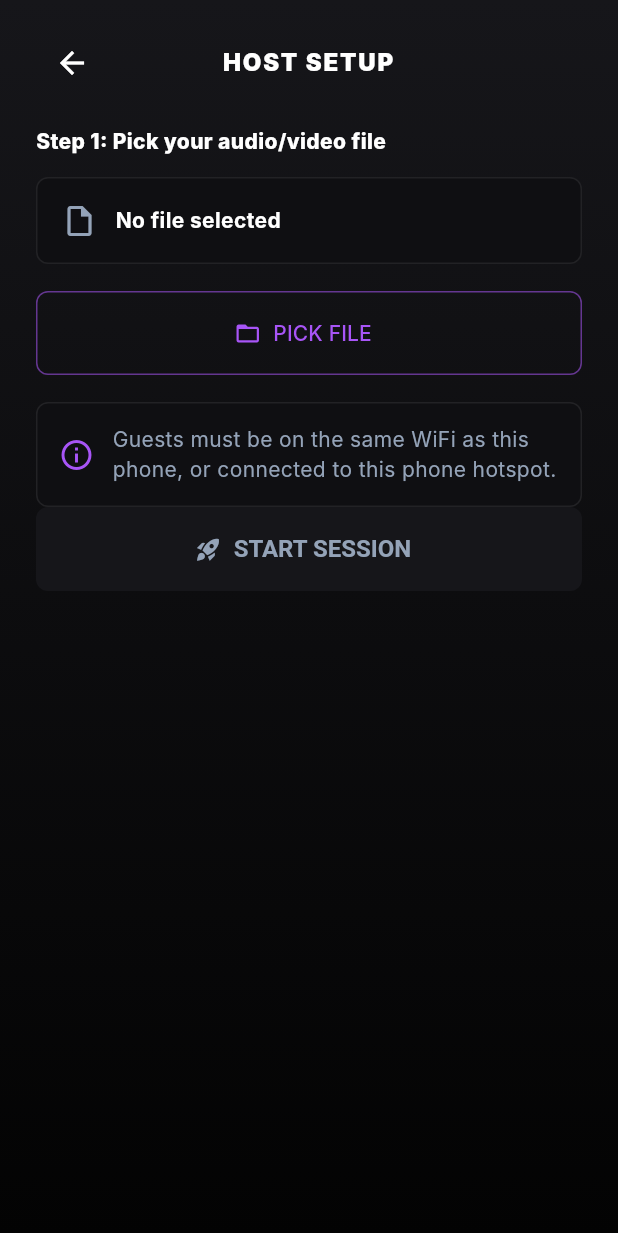
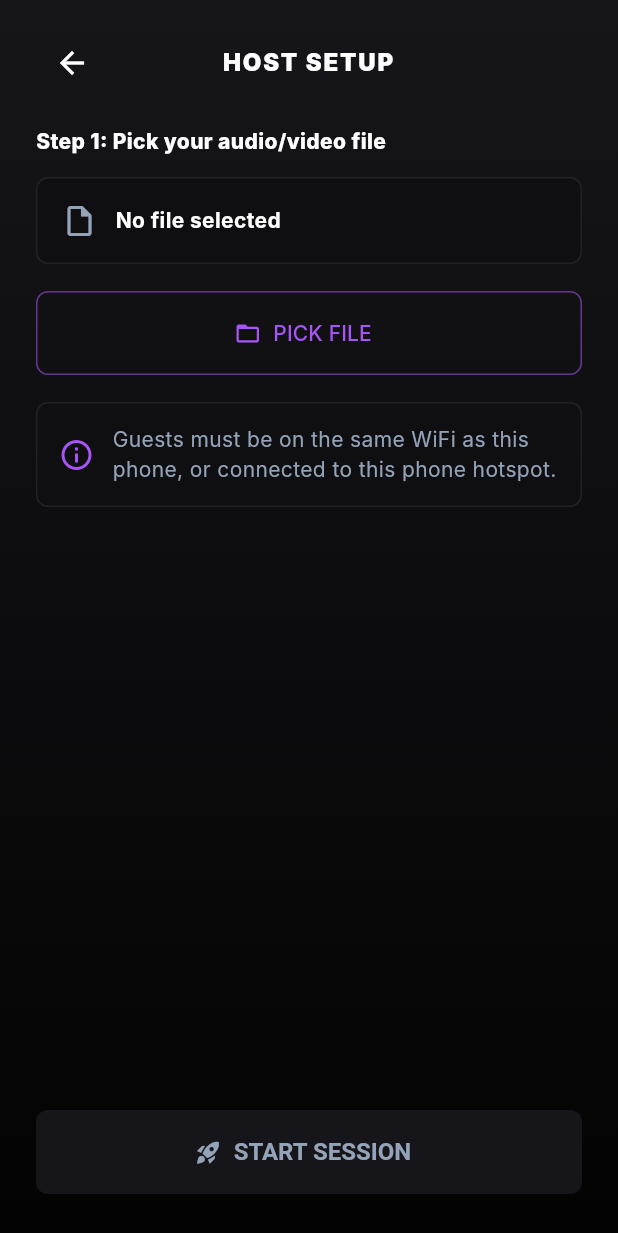
Before and after one commit to RoshanJT5/Synchronization, a Flutter app: the screen it shows after launch, after a tap on "HOST A SESSION", on a phone screen of 412 x 824 dp. Shown: the top 1233 px of the screen. Run offline on Flutter 3.47's test engine with Material 3 defaults, Android fonts, the light colour scheme and no system bars; our stand-ins replace app_links, file_picker, just_audio, qr_flutter, shelf, socket_io_client and 1 more; missing offline and left inert: audio_session, flutter_webrtc, mobile_scanner, network_info_plus, shelf_router; network calls fail; Roboto replaces fonts that are missing (Inter).

Commit message:
Trial 19

```diff
--- a/mobile/lib/screens/home_screen.dart
+++ b/mobile/lib/screens/home_screen.dart
@@ -321,6 +321,8 @@ class _HomeScreenState extends State<HomeScreen> {
     return _Page(
       title: 'SESSION ACTIVE',
       onBack: _leaveSession,
+      child: SingleChildScrollView(
+        physics: const ClampingScrollPhysics(),
         child: Column(
           crossAxisAlignment: CrossAxisAlignment.stretch,
           children: [
@@ -394,7 +396,9 @@ class _HomeScreenState extends State<HomeScreen> {
               danger: true,
               onPressed: _leaveSession,
             ),
+            const SizedBox(height: 8),
           ],
+        ),
       ),
     );
   }
@@ -903,24 +907,16 @@ class _Page extends StatelessWidget {
               ],
             ),
           Expanded(
-            child: LayoutBuilder(
-              builder: (context, constraints) {
-                return CustomScrollView(
+            child: CustomScrollView(
               physics: const AlwaysScrollableScrollPhysics(
-                    parent: ClampingScrollPhysics(),
+                parent: BouncingScrollPhysics(),
               ),
               slivers: [
-                    SliverToBoxAdapter(
-                      child: ConstrainedBox(
-                        constraints: BoxConstraints(
-                          minHeight: constraints.maxHeight,
-                        ),
+                SliverFillRemaining(
+                  hasScrollBody: false,
                   child: child,
                 ),
-                    ),
               ],
-                );
-              },
             ),
           ),
         ],
```
Also changed, not shown: 2 other files. Lines whose indentation alone changed are shown as unchanged.
